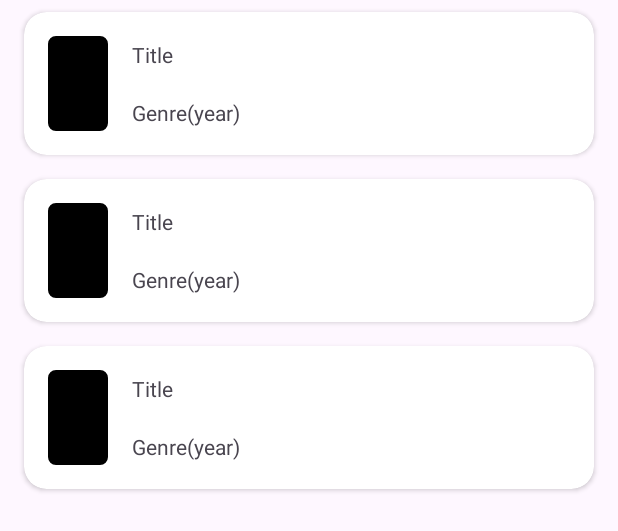
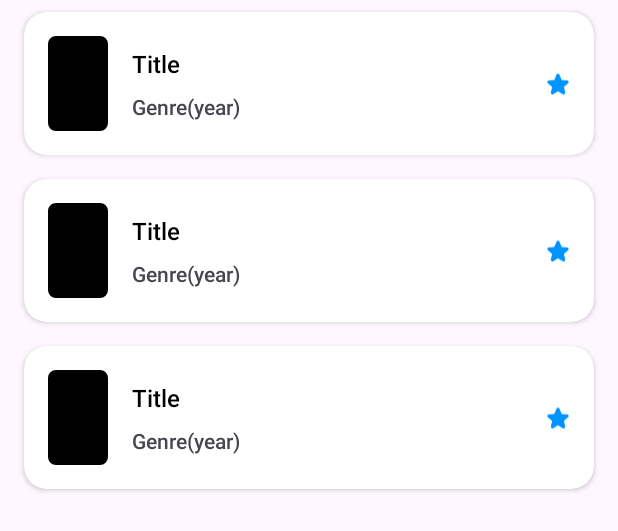
Before and after one commit to vsmorkovkin/KinopoiskApp, an Android app: the layout fragment_popular_films.xml on its own in the app's theme, with its tools: preview values and no code run, on a phone screen of 412 x 824 dp. Shown: the top 531 px of the screen. Run offline under Robolectric (Android 15) with nearby library versions, the phone set to English and light mode, and no system bars; network calls fail.

Commit message:
added image loading in PopularFilmsRecyclerViewAdapter and icon for favourites

```diff
--- a/app/build.gradle
+++ b/app/build.gradle
@@ -68,4 +68,7 @@ dependencies {
     implementation "com.squareup.okhttp3:okhttp:$okhttp3_version"
     implementation "com.squareup.okhttp3:logging-interceptor:$okhttp3_version"
 
+    def glide_verson = "4.16.0"
+    implementation "com.github.bumptech.glide:glide:$glide_verson"
+
 }
--- /dev/null
+++ b/app/src/main/res/drawable/ic_favourite.xml
@@ -0,0 +1,11 @@
+<vector xmlns:android="http://schemas.android.com/apk/res/android"
+    xmlns:tools="http://schemas.android.com/tools"
+    android:width="16dp"
+    android:height="15dp"
+    android:viewportWidth="16"
+    android:viewportHeight="15">
+  <path
+      android:pathData="M8,12.269L4.869,14.144C4.644,14.269 4.422,14.322 4.203,14.304C3.985,14.284 3.794,14.212 3.631,14.087C3.469,13.963 3.347,13.794 3.266,13.581C3.184,13.368 3.175,13.15 3.237,12.925L4.063,9.437L1.288,7.075C1.1,6.912 0.984,6.725 0.94,6.512C0.897,6.3 0.9,6.094 0.95,5.894C1,5.694 1.116,5.522 1.297,5.378C1.478,5.234 1.687,5.156 1.925,5.144L5.544,4.825L6.988,1.487C7.088,1.25 7.228,1.078 7.41,0.972C7.591,0.866 7.788,0.813 8,0.813C8.212,0.813 8.409,0.866 8.59,0.972C8.772,1.078 8.912,1.25 9.013,1.487L10.456,4.844L14.075,5.144C14.313,5.156 14.522,5.237 14.703,5.387C14.884,5.537 15,5.712 15.05,5.913C15.1,6.113 15.1,6.316 15.05,6.522C15,6.728 14.882,6.912 14.694,7.075L11.938,9.437L12.763,12.925C12.825,13.15 12.816,13.368 12.734,13.581C12.653,13.794 12.531,13.963 12.369,14.087C12.206,14.212 12.016,14.284 11.797,14.304C11.578,14.322 11.356,14.269 11.131,14.144L8,12.269Z"
+      android:fillColor="#0094FF"
+      tools:ignore="VectorPath" />
+</vector>
--- a/app/src/main/res/layout/film_item.xml
+++ b/app/src/main/res/layout/film_item.xml
@@ -32,16 +32,22 @@
             android:layout_width="wrap_content"
             android:layout_height="wrap_content"
             android:layout_marginStart="16dp"
+            android:fontFamily="sans-serif-medium"
             android:text="@string/film_item_title_sample"
+            android:textColor="@color/black"
+            android:textSize="16sp"
             app:layout_constraintBottom_toTopOf="@+id/text_view_film_genre_year"
             app:layout_constraintStart_toEndOf="@+id/image_view_film"
-            app:layout_constraintTop_toTopOf="parent" />
+            app:layout_constraintTop_toTopOf="parent"
+            app:layout_constraintVertical_chainStyle="packed" />
 
         <TextView
             android:id="@+id/text_view_film_genre_year"
             android:layout_width="wrap_content"
             android:layout_height="wrap_content"
             android:layout_marginStart="16dp"
+            android:layout_marginTop="8dp"
+            android:fontFamily="sans-serif-medium"
             android:text="@string/film_item_genre_year_sample"
             app:layout_constraintBottom_toBottomOf="parent"
             app:layout_constraintStart_toEndOf="@+id/image_view_film"
@@ -55,6 +61,7 @@
             app:layout_constraintBottom_toBottomOf="parent"
             app:layout_constraintEnd_toEndOf="parent"
             app:layout_constraintTop_toTopOf="parent"
+            app:srcCompat="@drawable/ic_favourite"
             tools:ignore="ContentDescription" />
 
     </androidx.constraintlayout.widget.ConstraintLayout>
--- a/domain/src/main/java/com/example/domain/entity/Film.kt
+++ b/domain/src/main/java/com/example/domain/entity/Film.kt
@@ -5,5 +5,6 @@ data class Film(
     val genre: String,
     val year: Int,
     val imageUrl: String,
-    val inFavourites: Boolean
-)
+) {
+    var inFavourites: Boolean = false
+}
```
Also changed, not shown: app/src/main/java/com/example/tinkofffintech2024lab/presentation/popularfilms/PopularFilmsFragment.kt (+8 -3 lines), app/src/main/java/com/example/tinkofffintech2024lab/presentation/popularfilms/PopularFilmsRecyclerViewAdapter.kt (+17 -5 lines), data/src/main/java/com/example/data/repository/FilmRepositoryImpl.kt (+7 -3 lines).
